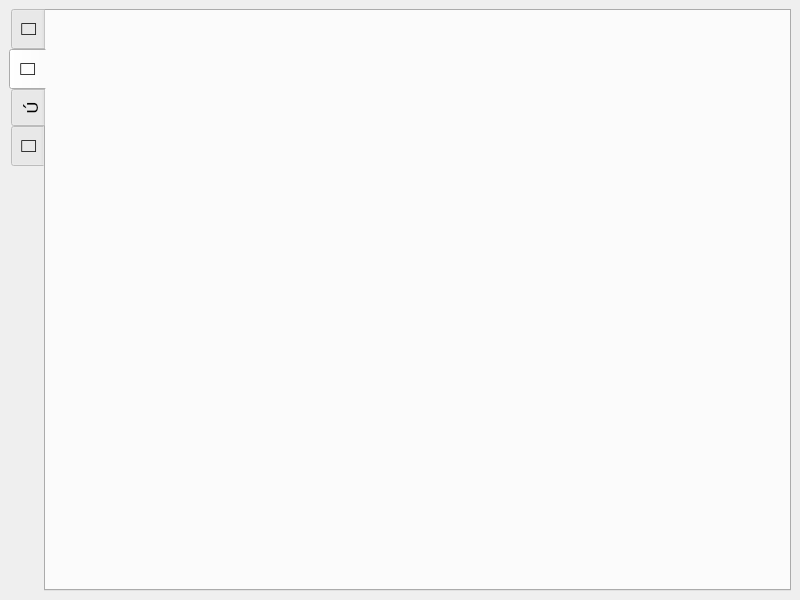
Above: craplog/mainwindow.ui from elB4RTO/LogDoctor before the change. Below: the same form after it.
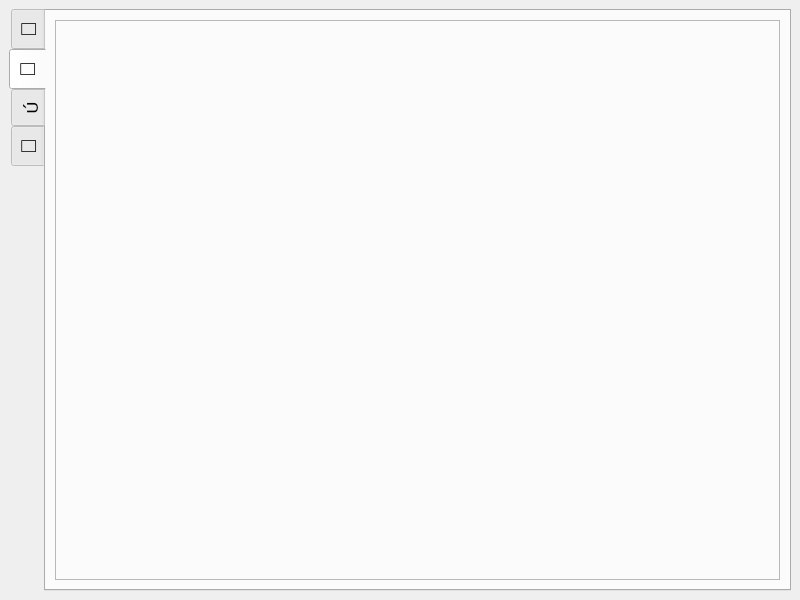
That is the form after the change. The open tabs and pages were chosen to show the change. Icons and pictures are not drawn. Custom widgets are drawn as their Qt base class.

Commit message: Started designing CrapView interface

Diff of the .ui file:
```diff
--- a/craplog/mainwindow.ui
+++ b/craplog/mainwindow.ui
@@ -951,7 +951,18 @@
        <attribute name="toolTip">
         <string>View your statistics</string>
        </attribute>
-       <layout class="QHBoxLayout" name="horizontalLayout_2"/>
+       <layout class="QHBoxLayout" name="horizontalLayout_2">
+        <item>
+         <widget class="QFrame" name="frame_2">
+          <property name="frameShape">
+           <enum>QFrame::StyledPanel</enum>
+          </property>
+          <property name="frameShadow">
+           <enum>QFrame::Raised</enum>
+          </property>
+         </widget>
+        </item>
+       </layout>
       </widget>
       <widget class="QWidget" name="Up">
        <property name="sizePolicy">
```
